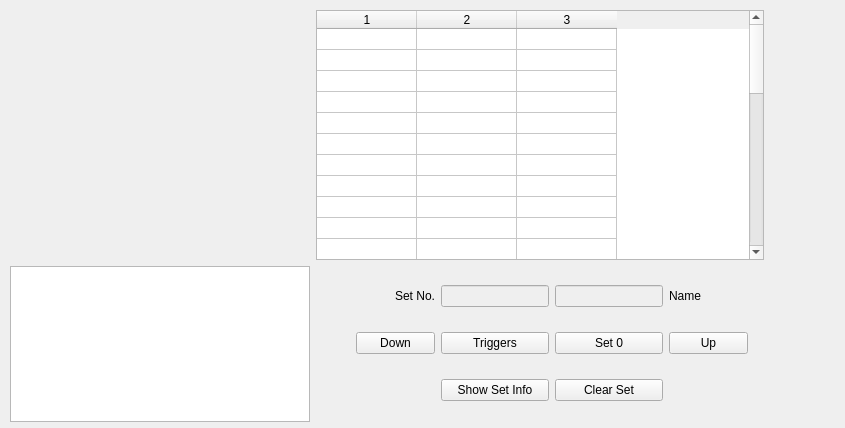
Above: seq_qt5/forms/qsetmaster.ui from ahlstromcj/seq66 before the change. Below: the same form after it.
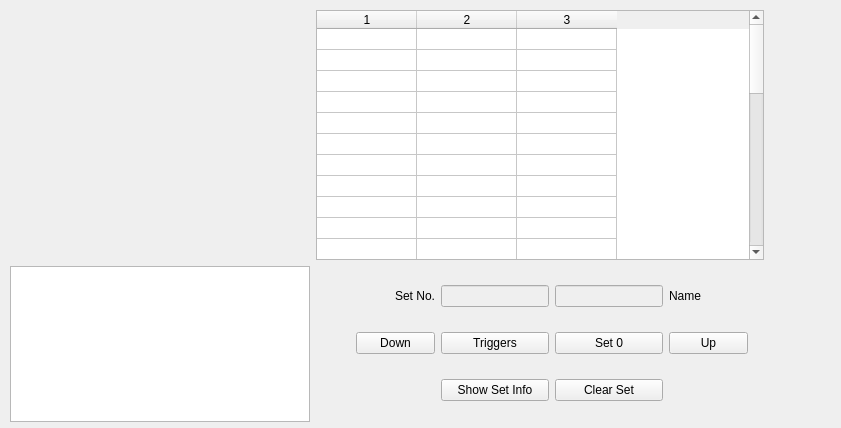
That is the form after the change.

What changed in the file:
```diff
--- a/seq_qt5/forms/qsetmaster.ui
+++ b/seq_qt5/forms/qsetmaster.ui
@@ -6,7 +6,7 @@
    <rect>
     <x>0</x>
     <y>0</y>
-    <width>845</width>
+    <width>841</width>
     <height>428</height>
    </rect>
   </property>
```
